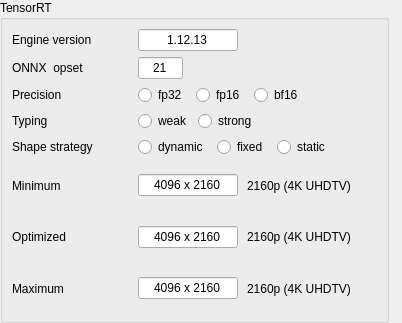
herlegon/hconvert, file ui/designer/ui_tensorrt_widget.ui: the form before one commit.
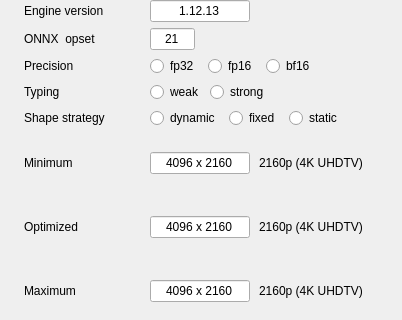
The form after the commit.

What changed in the file:
```diff
--- a/ui/designer/ui_tensorrt_widget.ui
+++ b/ui/designer/ui_tensorrt_widget.ui
@@ -7,7 +7,7 @@
     <x>0</x>
     <y>0</y>
     <width>402</width>
-    <height>323</height>
+    <height>320</height>
    </rect>
   </property>
   <property name="windowTitle">
@@ -15,7 +15,7 @@
   </property>
   <layout class="QVBoxLayout" name="layout_widget">
    <property name="leftMargin">
-    <number>0</number>
+    <number>24</number>
    </property>
    <property name="topMargin">
     <number>0</number>
@@ -27,18 +27,6 @@
     <number>0</number>
    </property>
    <item>
-    <widget class="QGroupBox" name="groupBox">
-     <property name="sizePolicy">
-      <sizepolicy hsizetype="Maximum" vsizetype="Preferred">
-       <horstretch>0</horstretch>
-       <verstretch>0</verstretch>
-      </sizepolicy>
-     </property>
-     <property name="title">
-      <string>TensorRT</string>
-     </property>
-     <layout class="QVBoxLayout" name="layout_main">
-      <item>
        <layout class="QGridLayout" name="main_layout">
         <property name="spacing">
          <number>6</number>
@@ -562,9 +550,6 @@
          </layout>
         </item>
        </layout>
-      </item>
-     </layout>
-    </widget>
    </item>
   </layout>
  </widget>
```
Lines whose indentation alone changed are shown as unchanged.
